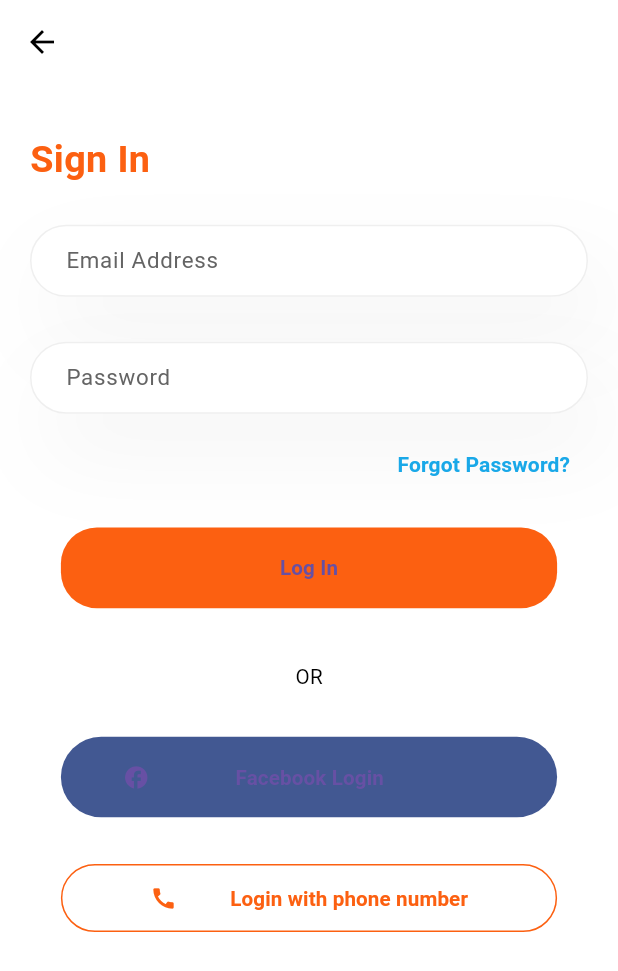
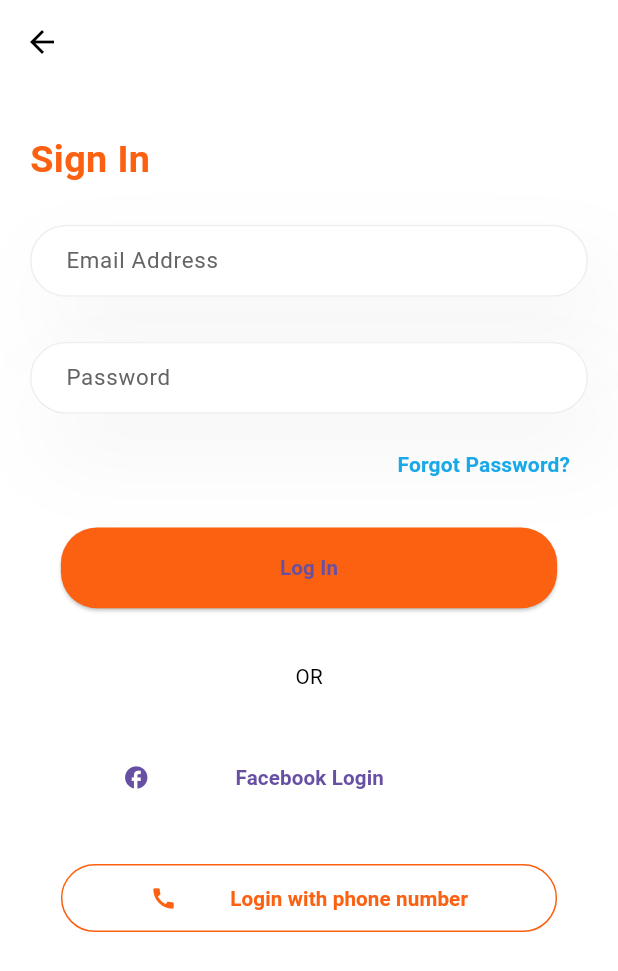
Before and after one commit to Abdullah-mamdouh/restaurant_app, a Flutter app: the screen it shows after launch, after a tap on "Log In", on a phone screen of 412 x 824 dp. Shown: the top 971 px of the screen. Run offline on Flutter 3.47's test engine with Material 3 defaults, Android fonts, the light colour scheme and no system bars; our stand-ins replace dotted_border, eva_icons_flutter, flutter_screenutil, font_awesome_flutter, multi_select_flutter; missing offline and left inert: multiselect; network calls fail.

Commit message:
update ui

```diff
--- a/lib/screens/authentication_sreen/login_page.dart
+++ b/lib/screens/authentication_sreen/login_page.dart
@@ -180,13 +180,16 @@ class LoginView extends StatelessWidget {
                 Padding(
                   padding: EdgeInsets.symmetric(horizontal: 18.0.w),
                   child: ElevatedButton(
-                    style: ElevatedButton.styleFrom(
-                        shape: const StadiumBorder(),
-                        fixedSize: Size(MediaQuery.of(context).size.width, 38.h),
-                        backgroundColor: Colors.white,
-                        shadowColor: Colors.black,
-                        elevation: 0,
-                        side: const BorderSide(color: AppColor.orange)),
+                    style: ButtonStyle(
+                        shape: MaterialStateProperty.all(const StadiumBorder(),),
+                        fixedSize: MaterialStateProperty.all(
+                            Size(MediaQuery.of(context).size.width, 38.h)),
+                        backgroundColor: MaterialStateProperty.all(Colors.white),
+                        shadowColor: MaterialStateProperty.all(Colors.black),
+                        elevation: MaterialStateProperty.all(0),
+                        side: MaterialStateProperty.all(BorderSide(
+                          color: AppColor.orange,))
+                    ),
                     onPressed: () {},
                     child: Padding(
                       padding: EdgeInsets.symmetric(horizontal: 0.0.w),
--- a/lib/screens/authentication_sreen/onboarding_page.dart
+++ b/lib/screens/authentication_sreen/onboarding_page.dart
@@ -33,15 +33,16 @@ class OnBoarding extends StatelessWidget {
                             )),
                         clipBehavior: Clip.antiAliasWithSaveLayer,
                         child: ElevatedButton(
-                          style: ElevatedButton.styleFrom(
-                              shape: const StadiumBorder(),
-                              fixedSize:
-                                  Size(MediaQuery.of(context).size.width, 50),
-                              backgroundColor: Colors.white,
-                              shadowColor: Colors.black,
-                              elevation: 0,
-                              side: BorderSide(
-                                  color: AppColor.orange, width: 0.2)),
+                          style: ButtonStyle(
+                            shape: MaterialStateProperty.all(const StadiumBorder()),
+                              fixedSize: MaterialStateProperty.all(
+                              Size(MediaQuery.of(context).size.width, 50)),
+                              backgroundColor: MaterialStateProperty.all(Colors.white),
+                              shadowColor: MaterialStateProperty.all(Colors.black),
+                              elevation: MaterialStateProperty.all(0),
+                              side: MaterialStateProperty.all(BorderSide(
+                                  color: AppColor.orange, width: 0.2))
+                          ),
                           onPressed: () {
                             Navigator.push(
                               context,
@@ -170,14 +171,19 @@ class OnBoarding extends StatelessWidget {
                         MaterialPageRoute(builder: (context) => SignupPage()),
                       );
                     },
-                    style: ElevatedButton.styleFrom(
-                      backgroundColor: Colors.white,
-                      shape: RoundedRectangleBorder(
-                          borderRadius: BorderRadius.circular(24),
-                          side: BorderSide(
-                            color: AppColor.orange,
-                          )),
-                      elevation: 0,
+                    style: ButtonStyle(
+                        shape: MaterialStateProperty.all(RoundedRectangleBorder(
+                            borderRadius: BorderRadius.circular(24),
+                            side: BorderSide(
+                              color: AppColor.orange,
+                            )),),
+                        fixedSize: MaterialStateProperty.all(
+                            Size(MediaQuery.of(context).size.width, 50)),
+                        backgroundColor: MaterialStateProperty.all(Colors.white),
+                        shadowColor: MaterialStateProperty.all(Colors.black),
+                        elevation: MaterialStateProperty.all(0),
+                        side: MaterialStateProperty.all(BorderSide(
+                            color: AppColor.orange, width: 0.2))
                     ),
                     child: Text(
                       'Sign Up',
--- a/lib/screens/authentication_sreen/singup_page.dart
+++ b/lib/screens/authentication_sreen/singup_page.dart
@@ -145,13 +145,15 @@ class SignupPage extends StatelessWidget {
                 Padding(
                   padding:  EdgeInsets.symmetric(horizontal: 25.0.w),
                   child: ElevatedButton(
-                    style: ElevatedButton.styleFrom(
-                        shape: const StadiumBorder(),
-                        fixedSize: Size(MediaQuery.of(context).size.width, 38.h),
-                        backgroundColor: Colors.white,
-                        shadowColor: Colors.black,
-                        elevation: 0,
-                        side: BorderSide(color: AppColor.orange)
+                    style: ButtonStyle(
+                        shape: MaterialStateProperty.all(const StadiumBorder(),),
+                        fixedSize: MaterialStateProperty.all(
+                            Size(MediaQuery.of(context).size.width, 38.h)),
+                        backgroundColor: MaterialStateProperty.all(Colors.white),
+                        shadowColor: MaterialStateProperty.all(Colors.black),
+                        elevation: MaterialStateProperty.all(0),
+                        side: MaterialStateProperty.all(BorderSide(
+                            color: AppColor.orange,))
                     ),
                     onPressed: (){},
                     child: Padding(
--- a/lib/utils/widgets/button_with_widget.dart
+++ b/lib/utils/widgets/button_with_widget.dart
@@ -21,12 +21,13 @@ class LoginOrSignupWith extends StatelessWidget {
   @override
   Widget build(BuildContext context) {
     return ElevatedButton(
-      style: ElevatedButton.styleFrom(
-        shape: const StadiumBorder(),
-        fixedSize: Size(MediaQuery.of(context).size.width, 45.h),
-        backgroundColor: backgroundColor,
-        shadowColor: Colors.black,
-        elevation: 0,
+      style: ButtonStyle(
+          shape: MaterialStateProperty.all(const StadiumBorder(),),
+          fixedSize: MaterialStateProperty.all(
+              Size(MediaQuery.of(context).size.width, 45.h)),
+          backgroundColor: MaterialStateProperty.all(Colors.white),
+          shadowColor: MaterialStateProperty.all(Colors.black),
+          elevation: MaterialStateProperty.all(0),
       ),
       onPressed: onPressed,
       child: Padding(
--- a/lib/utils/widgets/main_button.dart
+++ b/lib/utils/widgets/main_button.dart
@@ -28,16 +28,15 @@ class MainButton extends StatelessWidget {
       width: width,
       child: ElevatedButton(
         onPressed: onPressed,
-        style: ElevatedButton.styleFrom(
-          foregroundColor: foregroundColor,
-          backgroundColor: backgroundColor,
+        style: ButtonStyle(
+          shape: MaterialStateProperty.all( RoundedRectangleBorder(
+            borderRadius: BorderRadius.circular(24),
+            // side: BorderSide(color: color,)
+            //
+          ),),
 
-          shape: RoundedRectangleBorder(
-            borderRadius: BorderRadius.circular(24),
-           // side: BorderSide(color: color,)
-            //
-          ),
-          elevation: 0,
+          backgroundColor: MaterialStateProperty.all(backgroundColor),
+         foregroundColor:  MaterialStateProperty.all(foregroundColor),
         ),
         child: Text(text, style:style),
       ),
```
Also changed, not shown: pubspec.yaml (+6 -6 lines), pubspec.lock, 2 other files.
